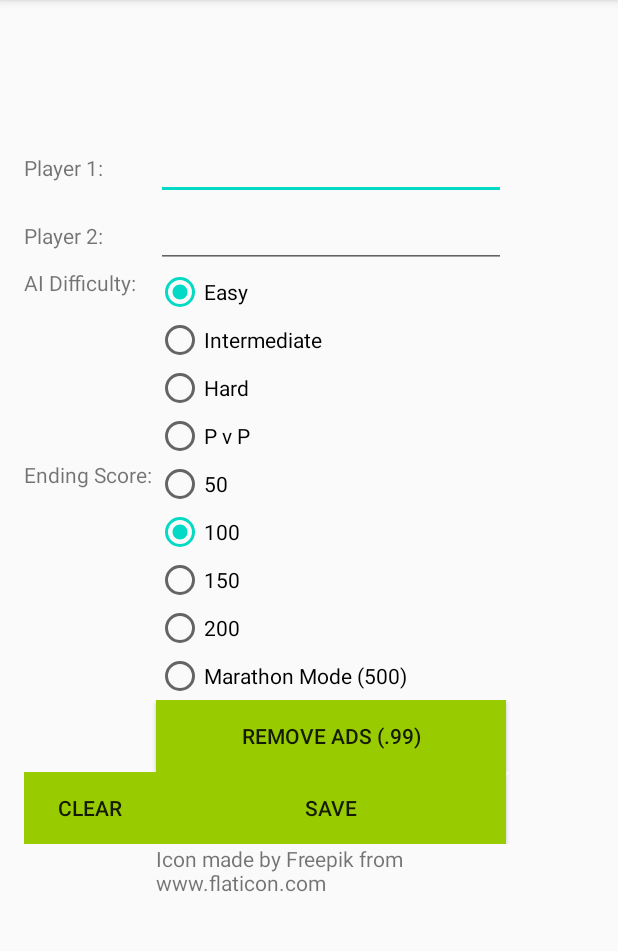
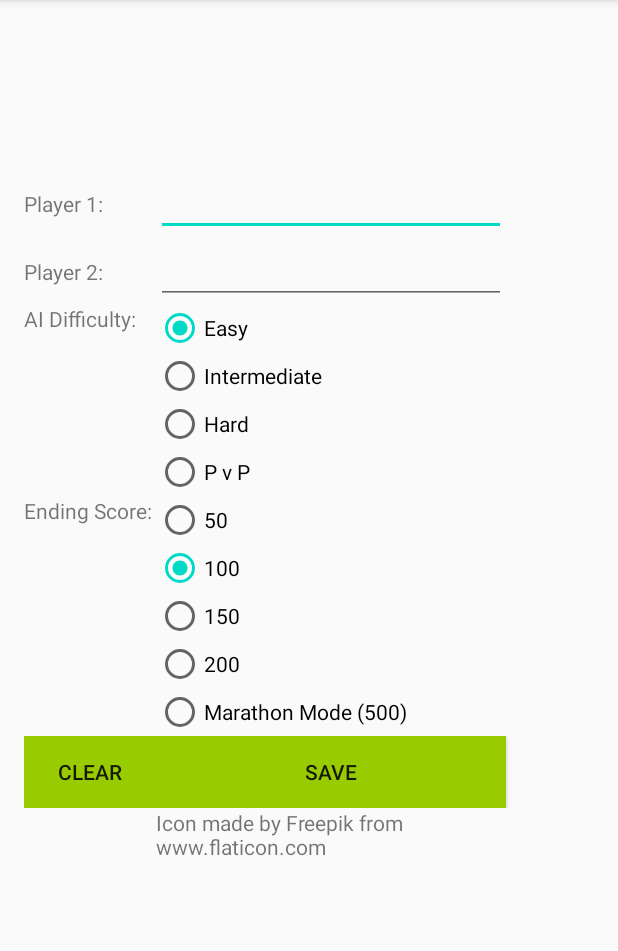
Before and after one commit to tlasalle5027/PigDiceAndroid, an Android app: the screen it shows after launch (Options), after a tap on "OPTIONS", on a phone screen of 412 x 824 dp, the part 84-1035 px from its top. Run offline under Robolectric (Android 15) with nearby library versions, the light colour scheme and no system bars; our stand-ins replace AdMob; libraries missing offline, so code that uses them is left out: com.android.billingclient; 5 statements that could not run were skipped.

Commit message:
2.5 Added In-App Billing/Remove Ads button to Main Activity

```diff
--- a/app/build.gradle
+++ b/app/build.gradle
@@ -32,6 +32,5 @@ dependencies {
     androidTestImplementation 'androidx.test.ext:junit:1.1.1'
     androidTestImplementation 'androidx.test.espresso:espresso-core:3.2.0'
     implementation 'com.google.android.gms:play-services-ads:19.0.1'
-    implementation 'com.android.billingclient:billing:2.2.0'
-    implementation 'org.solovyev.android:checkout:1.2.2'
+    implementation 'com.android.billingclient:billing:1.2'
 }
--- a/app/src/main/AndroidManifest.xml
+++ b/app/src/main/AndroidManifest.xml
@@ -3,9 +3,10 @@
     package="com.tel5027.pigdice">
 
     <uses-permission android:name="com.android.vending.BILLING" />
+    <uses-permission android:name="android.permission.ACCESS_NETWORK_STATE" />
+    <uses-permission android:name="android.permission.INTERNET" />
 
     <application
-        android:name=".MyApplication"
         android:allowBackup="true"
         android:icon="@mipmap/ic_launcher"
         android:label="@string/app_name"
--- a/app/src/main/java/com/tel5027/pigdice/Activities/MainActivity.java
+++ b/app/src/main/java/com/tel5027/pigdice/Activities/MainActivity.java
@@ -1,13 +1,25 @@
 package com.tel5027.pigdice.Activities;
 
+import androidx.annotation.Nullable;
 import androidx.appcompat.app.AppCompatActivity;
 
 import android.content.Intent;
 import android.content.SharedPreferences;
 import android.os.Bundle;
+import android.preference.PreferenceManager;
 import android.util.Log;
 import android.view.View;
+import android.widget.ImageButton;
+import android.widget.Toast;
 
+import com.android.billingclient.api.BillingClient;
+import com.android.billingclient.api.BillingClientStateListener;
+import com.android.billingclient.api.BillingFlowParams;
+import com.android.billingclient.api.Purchase;
+import com.android.billingclient.api.PurchasesUpdatedListener;
+import com.android.billingclient.api.SkuDetails;
+import com.android.billingclient.api.SkuDetailsParams;
+import com.android.billingclient.api.SkuDetailsResponseListener;
 import com.google.android.gms.ads.AdListener;
 import com.google.android.gms.ads.AdRequest;
 import com.google.android.gms.ads.InterstitialAd;
@@ -18,17 +30,63 @@ import com.google.android.gms.ads.initialization.InitializationStatus;
 import com.google.android.gms.ads.initialization.OnInitializationCompleteListener;
 import com.tel5027.pigdice.Util.Constants;
 
-public class MainActivity extends AppCompatActivity {
+import java.util.ArrayList;
+import java.util.List;
+
+public class MainActivity extends AppCompatActivity implements PurchasesUpdatedListener {
 
     private InterstitialAd startGameAd;
 
     private SharedPreferences pref;
     private SharedPreferences.Editor editor;
+    private String ITEM_SKU_ADREMOVAL = "remove_ads";
+    private BillingClient billingClient;
+    private ImageButton removeAdsButton;
 
     @Override
     protected void onCreate(Bundle savedInstanceState) {
         super.onCreate(savedInstanceState);
         setContentView(R.layout.activity_main);
+
+        billingClient = BillingClient.newBuilder(MainActivity.this).setListener(this).build();
+        billingClient.startConnection(new BillingClientStateListener() {
+
+            @Override
+            public void onBillingSetupFinished(int responseCode) {
+            }
+
+            @Override
+            public void onBillingServiceDisconnected() {
+            }
+        });
+
+        List skuList = new ArrayList();
+        skuList.add(ITEM_SKU_ADREMOVAL);
+        SkuDetailsParams.Builder params = SkuDetailsParams.newBuilder();
+        params.setSkusList(skuList).setType(BillingClient.SkuType.INAPP);
+        billingClient.querySkuDetailsAsync(params.build(), new SkuDetailsResponseListener() {
+            @Override
+            public void onSkuDetailsResponse(int responseCode, List<SkuDetails> skuDetailsList) {
+                if(skuDetailsList != null && responseCode == BillingClient.BillingResponse.OK){
+                    for (SkuDetails skuDetails : skuDetailsList){
+                        String price = skuDetails.getPrice();
+                    }
+
+                }
+            }
+        });
+
+        removeAdsButton = findViewById(R.id.remove_ads);
+        removeAdsButton.setOnClickListener(new View.OnClickListener() {
+            @Override
+            public void onClick(View v) {
+                BillingFlowParams params = BillingFlowParams.newBuilder()
+                        .setSku(ITEM_SKU_ADREMOVAL)
+                        .setType(BillingClient.SkuType.INAPP)
+                        .build();
+                int responseCode = billingClient.launchBillingFlow(MainActivity.this, params);
+            }
+        });
 
         MobileAds.initialize(this, new OnInitializationCompleteListener() {
             @Override
@@ -70,13 +128,16 @@ public class MainActivity extends AppCompatActivity {
             editor.commit();
         }
 
-        if (startGameAd.isLoaded()) {
-            startGameAd.show();
-        } else {
-            Log.d("TAG", "The interstitial wasn't loaded yet.");
-            Intent i = new Intent(MainActivity.this, GameActivity.class);
-            startActivity(i);
+        Boolean adFree = pref.getBoolean("adfree", false);
+        if(!adFree){
+            if (startGameAd.isLoaded()) {
+                startGameAd.show();
+            }
         }
+
+        Log.d("TAG", "The interstitial wasn't loaded yet.");
+        Intent i = new Intent(MainActivity.this, GameActivity.class);
+        startActivity(i);
     }
 
     public void openDiceStyles(View view) {
@@ -90,4 +151,27 @@ public class MainActivity extends AppCompatActivity {
     }
 
 
+    @Override
+    public void onPurchasesUpdated(int responseCode, @Nullable List<Purchase> purchases) {
+        if(purchases != null && responseCode == BillingClient.BillingResponse.OK){
+            for(Purchase purchase : purchases){
+                handlePurchase(purchase);
+            }
+
+        } else{
+            if (responseCode == BillingClient.BillingResponse.USER_CANCELED){
+                Toast.makeText(this, "Purchase cancelled", Toast.LENGTH_SHORT).show();
+            }else{
+                if(responseCode == BillingClient.BillingResponse.ITEM_ALREADY_OWNED){
+                    Toast.makeText(this, "You already bought that", Toast.LENGTH_SHORT).show();
+                }
+            }
+        }
+    }
+
+    private void handlePurchase(Purchase purchase) {
+        if (purchase.getSku().equals(ITEM_SKU_ADREMOVAL)) {
+            editor.putBoolean("adfree", true).commit();
+        }
+    }
 }
--- a/app/src/main/java/com/tel5027/pigdice/Activities/Options.java
+++ b/app/src/main/java/com/tel5027/pigdice/Activities/Options.java
@@ -2,14 +2,12 @@ package com.tel5027.pigdice.Activities;
 
 import androidx.appcompat.app.AppCompatActivity;
 
-import android.content.Intent;
 import android.content.SharedPreferences;
 import android.content.SharedPreferences.Editor;
 import android.os.Bundle;
 import android.view.View;
 import android.widget.EditText;
 import android.widget.RadioButton;
-import android.widget.Toast;
 
 import com.google.android.gms.ads.AdRequest;
 import com.google.android.gms.ads.AdView;
@@ -17,20 +15,8 @@ import com.google.android.gms.ads.MobileAds;
 import com.google.android.gms.ads.initialization.InitializationStatus;
 import com.google.android.gms.ads.initialization.OnInitializationCompleteListener;
 
-import com.tel5027.pigdice.MyApplication;
 import com.tel5027.pigdice.R;
 import com.tel5027.pigdice.Util.Constants;
-
-import org.solovyev.android.checkout.ActivityCheckout;
-import org.solovyev.android.checkout.Billing;
-import org.solovyev.android.checkout.BillingRequests;
-import org.solovyev.android.checkout.Checkout;
-import org.solovyev.android.checkout.EmptyRequestListener;
-import org.solovyev.android.checkout.Inventory;
-import org.solovyev.android.checkout.ProductTypes;
-import org.solovyev.android.checkout.Purchase;
-
-import javax.annotation.Nonnull;
 
 public class Options extends AppCompatActivity {
 
@@ -42,32 +28,6 @@ public class Options extends AppCompatActivity {
     private int difficulty = 1;
     private int finalScore = 100;
 
-    private final ActivityCheckout mCheckout = Checkout.forActivity(this, MyApplication.get().getBilling());
-    private Inventory mInventory;
-
-    private class PurchaseListener extends EmptyRequestListener<Purchase> {
-        @Override
-        public void onSuccess(Purchase purchase) {
-            prefEditor.putBoolean("remove_ads", true);
-        }
-
-        @Override
-        public void onError(int response, Exception e) {
-            Toast toast = Toast.makeText(getApplicationContext(),
-                    e.getMessage(),
-                    Toast.LENGTH_SHORT);
-
-            toast.show();
-        }
-    }
-
-    private class InventoryCallback implements Inventory.Callback {
-        @Override
-        public void onLoaded(Inventory.Products products) {
-            // your code here
-        }
-    }
-
     @Override
     protected void onCreate(Bundle savedInstanceState) {
         super.onCreate(savedInstanceState);
@@ -75,15 +35,6 @@ public class Options extends AppCompatActivity {
 
         SharedPreferences pref = getApplicationContext().getSharedPreferences(Constants.PREFS_FILE, 0);
         prefEditor = pref.edit();
-
-        mCheckout.start();
-
-        mCheckout.createPurchaseFlow(new PurchaseListener());
-
-        mInventory = mCheckout.makeInventory();
-        mInventory.load(Inventory.Request.create()
-                .loadAllPurchases()
-                .loadSkus(ProductTypes.IN_APP, "remove_ads"), new InventoryCallback());
 
         MobileAds.initialize(this, new OnInitializationCompleteListener() {
             @Override
@@ -93,19 +44,9 @@ public class Options extends AppCompatActivity {
         AdView oAdView = findViewById(R.id.adView);
         AdRequest adRequest = new AdRequest.Builder().build();
         oAdView.loadAd(adRequest);
+
     }
 
-    @Override
-    protected void onDestroy() {
-        mCheckout.stop();
-        super.onDestroy();
-    }
-
-    @Override
-    protected void onActivityResult(int requestCode, int resultCode, Intent data) {
-        super.onActivityResult(requestCode, resultCode, data);
-        mCheckout.onActivityResult(requestCode, resultCode, data);
-    }
 
     public void saveOptions(View view) {
         name = findViewById(R.id.nameText);
@@ -184,13 +125,4 @@ public class Options extends AppCompatActivity {
                 break;
         }
     }
-
-    public void removeAds(View view) {
-        mCheckout.whenReady(new Checkout.EmptyListener() {
-            @Override
-            public void onReady(BillingRequests requests) {
-                requests.purchase(ProductTypes.IN_APP, "remove_ads", null, mCheckout.getPurchaseFlow());
-            }
-        });
-    }
 }
--- a/app/src/main/res/layout/activity_options2.xml
+++ b/app/src/main/res/layout/activity_options2.xml
@@ -161,24 +161,6 @@
         </TableRow>
 
         <TableRow
-            android:id="@+id/removeAdsRow"
-            android:layout_width="match_parent"
-            android:layout_height="match_parent" >
-
-            <Space
-                android:layout_width="wrap_content"
-                android:layout_height="wrap_content" />
-
-            <Button
-                android:id="@+id/button"
-                android:layout_width="wrap_content"
-                android:layout_height="wrap_content"
-                android:background="@android:color/holo_green_light"
-                android:onClick="removeAds"
-                android:text="@string/remove_ads" />
-        </TableRow>
-
-        <TableRow
             android:id="@+id/buttonRow"
             android:layout_width="317dp"
             android:layout_height="wrap_content">
```
Also changed, not shown: app/src/main/res/layout/activity_main.xml (+13 -0 lines).
